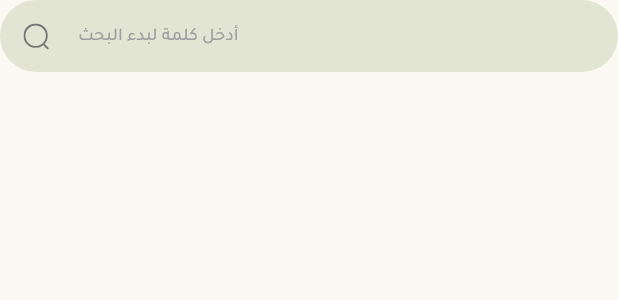
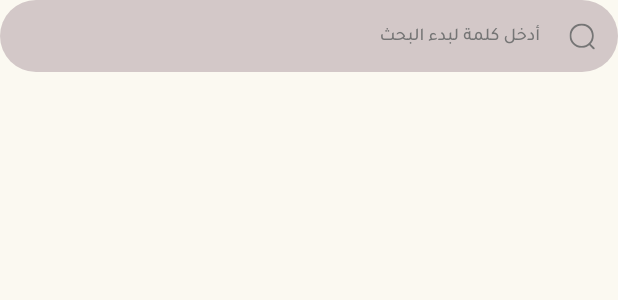
Before and after one commit to alijohar/z_project, a Flutter app: the SearchBarWiget widget shown alone on an empty page, opened directly, on a phone screen of 412 x 824 dp. Shown: the top 300 px of the screen. Run offline on Flutter 3.47's test engine with Material 3 defaults, Android fonts, the phone set to English and light mode, and no system bars; our stand-ins replace bloc, firebase_analytics, firebase_core, firebase_crashlytics, flutter_bloc, flutter_html and 5 more; missing offline and left inert: epub_parser; accounts and stored records are empty; generated files the repository leaves out were written again.

Commit message:
Ui improvement

```diff
--- a/lib/screen/host/host_screen.dart
+++ b/lib/screen/host/host_screen.dart
@@ -1,6 +1,8 @@
 import 'package:flutter/material.dart';
 import 'package:flutter_bloc/flutter_bloc.dart';
+import 'package:zahra/screen/about/about_app_screen.dart';
 import 'package:zahra/screen/home/cubit/home_cubit.dart';
+import 'package:zahra/screen/search/search_screen.dart';
 import 'package:zahra/util/navigation_helper.dart';
 
 import '../home/home_screen.dart';
@@ -34,8 +36,8 @@ class _HostScreenState extends State<HostScreen> {
   final List<Widget> _screens = [
     const HomeScreen(),
     const LibraryScreen(), // Replace with your actual widget for second tab
-    Container(color: Colors.green), // Replace with your actual widget for third tab
-    Container(color: Colors.yellow), // Replace with your actual widget for fourth tab
+    SearchScreen(), // Replace with your actual widget for third tab
+    AboutAppScreen(), // Replace with your actual widget for fourth tab
   ];
 
   @override
--- /dev/null
+++ b/lib/screen/search/cubit/search_state.dart
@@ -0,0 +1,6 @@
+part of 'search_cubit.dart';
+
+@freezed
+class SearchState with _$SearchState {
+  const factory SearchState.initial() = _Initial;
+}
--- a/lib/widget/search_bar_widget.dart
+++ b/lib/widget/search_bar_widget.dart
@@ -1,6 +1,5 @@
 import 'package:flutter/cupertino.dart';
 import 'package:flutter/material.dart';
-import 'package:flutter_bloc/flutter_bloc.dart';
 import 'package:flutter_svg/svg.dart';
 
 class SearchBarWiget extends StatefulWidget {
@@ -10,33 +9,42 @@ class SearchBarWiget extends StatefulWidget {
   final String? query;
   final String? hint;
 
-  const SearchBarWiget({super.key, this.onClicked, this.onClickedMic, this.query, this.hint, this.onChanged});
+  const SearchBarWiget({
+    super.key,
+    this.onClicked,
+    this.onClickedMic,
+    this.query,
+    this.hint,
+    this.onChanged,
+  });
 
   @override
-  State<SearchBarWiget> createState() => _SearchBarWigetState();
+  State<SearchBarWiget> createState() => _SearchBarWidgetState();
 }
 
-class _SearchBarWigetState extends State<SearchBarWiget> {
+class _SearchBarWidgetState extends State<SearchBarWiget> {
   final TextEditingController _searchController = TextEditingController();
 
   @override
   void initState() {
     super.initState();
-    _searchController.text=widget.query??'';
+    _searchController.text = widget.query ?? '';
   }
 
   @override
   Widget build(BuildContext context) {
-    return Container(
+    return Directionality(
+      textDirection: TextDirection.rtl,
+      child: Container(
         padding: const EdgeInsets.only(left: 0, right: 0),
         child: TextField(
           controller: _searchController,
           decoration: InputDecoration(
             filled: true,
-          fillColor: Theme.of(context).colorScheme.surfaceVariant,
+            fillColor: Theme.of(context).colorScheme.onPrimary,
             // Adjust the color to match your UI design
-          hintText: widget.hint??'أدخل كلمة لبدء البحث',
-          hintStyle: TextStyle(fontSize: 12, color: Colors.grey[500]),
+            hintText: widget.hint ?? 'أدخل كلمة لبدء البحث',
+            hintStyle: TextStyle(fontSize: 12, color: Colors.grey[600]),
             // Your hint text in Arabic
             prefixIcon: IconButton(
               icon: SvgPicture.asset(
@@ -53,27 +61,38 @@ class _SearchBarWigetState extends State<SearchBarWiget> {
                 }
               },
             ),
-
+            suffixIcon: _searchController.text.isNotEmpty
+                ? IconButton(
+              icon: Icon(Icons.clear, color: Colors.grey[600], size: 18,),
+              onPressed: () {
+                setState(() {
+                  _searchController.clear();
+                  if (widget.onChanged != null) {
+                    widget.onChanged!('');
+                  }
+                });
+              },
+            )
+                : null,
             border: OutlineInputBorder(
               borderRadius: BorderRadius.circular(30.0),
               borderSide: BorderSide.none, // No border
             ),
-          contentPadding:
-              const EdgeInsets.symmetric(vertical: 0, horizontal: 20),
+            contentPadding: const EdgeInsets.symmetric(vertical: 0, horizontal: 20),
           ),
           onChanged: (value) {
-            if (widget.onChanged != null){
+            setState(() {}); // Update the UI to show/hide the suffix icon
+            if (widget.onChanged != null) {
               widget.onChanged!(value);
             }
-
           },
-
-        onSubmitted: (value){
+          onSubmitted: (value) {
             if (widget.onClicked != null) {
               widget.onClicked!(value);
             }
           },
         ),
+      ),
     );
   }
 }
```
Also changed, not shown: lib/screen/about/about_app_screen.dart (added, +64 -0 lines), lib/screen/library/library_screen.dart (+7 -7 lines), lib/screen/search/cubit/search_cubit.dart (added, +9 -0 lines), lib/screen/search/search_screen.dart (added, +52 -0 lines). Lines whose indentation alone changed are shown as unchanged.
